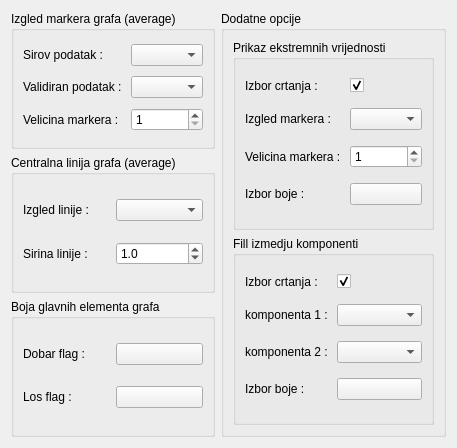
kluksa/kontrola-podataka, file GLAVNI_GRAF_WIDGET.ui: the form before one commit.
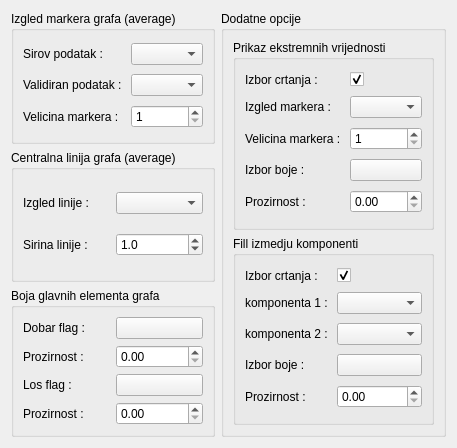
The form after the commit.

Diff of the .ui file:
```diff
--- a/GLAVNI_GRAF_WIDGET.ui
+++ b/GLAVNI_GRAF_WIDGET.ui
@@ -114,14 +114,14 @@
         <string>Boja glavnih elementa grafa</string>
        </property>
        <layout class="QGridLayout" name="gridLayout_3">
-        <item row="1" column="0">
+        <item row="3" column="0">
          <widget class="QLabel" name="label_7">
           <property name="text">
            <string>Los flag : </string>
           </property>
          </widget>
         </item>
-        <item row="1" column="1">
+        <item row="3" column="1">
          <widget class="QPushButton" name="badFlagGumb">
           <property name="text">
            <string/>
@@ -142,6 +142,40 @@
           </property>
          </widget>
         </item>
+        <item row="2" column="0">
+         <widget class="QLabel" name="label_16">
+          <property name="text">
+           <string>Prozirnost : </string>
+          </property>
+         </widget>
+        </item>
+        <item row="4" column="0">
+         <widget class="QLabel" name="label_17">
+          <property name="text">
+           <string>Prozirnost : </string>
+          </property>
+         </widget>
+        </item>
+        <item row="2" column="1">
+         <widget class="QDoubleSpinBox" name="okFlagAlpha">
+          <property name="maximum">
+           <double>1.000000000000000</double>
+          </property>
+          <property name="singleStep">
+           <double>0.050000000000000</double>
+          </property>
+         </widget>
+        </item>
+        <item row="4" column="1">
+         <widget class="QDoubleSpinBox" name="badFlagAlpha">
+          <property name="maximum">
+           <double>1.000000000000000</double>
+          </property>
+          <property name="singleStep">
+           <double>0.050000000000000</double>
+          </property>
+         </widget>
+        </item>
        </layout>
       </widget>
      </item>
@@ -216,6 +250,23 @@
              </property>
             </widget>
            </item>
+           <item row="4" column="0">
+            <widget class="QLabel" name="label_19">
+             <property name="text">
+              <string>Prozirnost : </string>
+             </property>
+            </widget>
+           </item>
+           <item row="4" column="1">
+            <widget class="QDoubleSpinBox" name="ekstremAlpha">
+             <property name="maximum">
+              <double>1.000000000000000</double>
+             </property>
+             <property name="singleStep">
+              <double>0.050000000000000</double>
+             </property>
+            </widget>
+           </item>
           </layout>
          </widget>
         </item>
@@ -276,6 +327,23 @@
              </property>
             </widget>
            </item>
+           <item row="4" column="0">
+            <widget class="QLabel" name="label_18">
+             <property name="text">
+              <string>Prozirnost : </string>
+             </property>
+            </widget>
+           </item>
+           <item row="4" column="1">
+            <widget class="QDoubleSpinBox" name="fillAlpha">
+             <property name="maximum">
+              <double>1.000000000000000</double>
+             </property>
+             <property name="singleStep">
+              <double>0.050000000000000</double>
+             </property>
+            </widget>
+           </item>
           </layout>
          </widget>
         </item>
```
